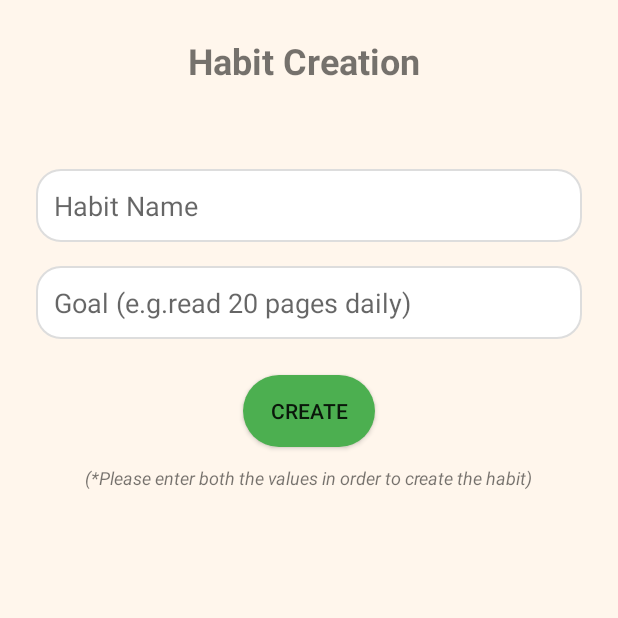
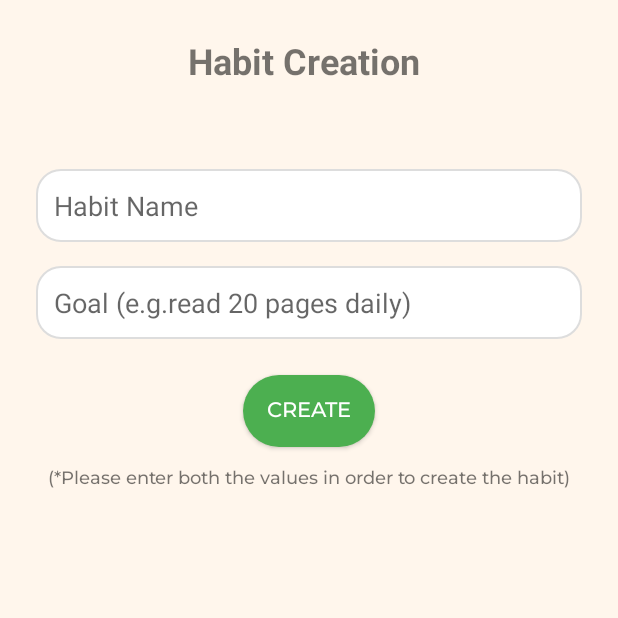
Before and after one commit to pranavpratheekmalleboyina/android-streakly, an Android app: the AddHabitActivity screen opened directly, with no data from a screen before it, on a phone screen of 412 x 824 dp, the top half of it. Run offline under Robolectric (Android 15) with nearby library versions, the phone set to English and light mode, and no system bars; our stand-ins replace Firebase (no records; nobody signed in at launch, a user with empty details on screens opened directly).

Commit message:
enabled design polish and saved profile pic to firebase storage

```diff
--- a/app/src/main/res/layout/activity_add_habit.xml
+++ b/app/src/main/res/layout/activity_add_habit.xml
@@ -43,7 +43,10 @@
         android:layout_width="wrap_content"
         android:layout_height="wrap_content"
         android:layout_marginTop="24dp"
-        android:background="@drawable/rounded_button_green"/>
+        android:background="@drawable/rounded_button_green"
+        android:textColor="#FFFFFF"
+        android:fontFamily="@font/montserrat_medium"
+        />
 
     <!-- Informational text guiding the user to fill both fields -->
     <TextView
@@ -53,5 +56,5 @@
         android:layout_marginTop="12dp"
         android:text="(*Please enter both the values in order to create the habit)"
         android:textSize="12sp"
-        android:textStyle="italic" />
+        android:fontFamily="@font/montserrat_medium" />
 </LinearLayout>
--- a/app/src/main/res/layout/activity_login.xml
+++ b/app/src/main/res/layout/activity_login.xml
@@ -59,6 +59,7 @@
         android:layout_marginTop="24dp"
         android:background="@drawable/rounded_button_teal"
         android:text="Sign In"
+        android:fontFamily="@font/montserrat_medium"
         android:textColor="#FFFFFF" />
 
     <!-- Link to Registration Page -->
--- a/app/src/main/res/layout/activity_register.xml
+++ b/app/src/main/res/layout/activity_register.xml
@@ -73,6 +73,8 @@
         android:layout_width="match_parent"
         android:layout_height="wrap_content"
         android:layout_marginTop="24dp"
+        android:fontFamily="@font/montserrat_medium"
+        android:textColor="#FFFFFF"
          />
     <TextView
         android:id="@+id/loginLink"
--- a/app/src/main/res/layout/activity_welcome.xml
+++ b/app/src/main/res/layout/activity_welcome.xml
@@ -33,6 +33,9 @@
         android:layout_height="wrap_content"
         android:layout_marginTop="14dp"
         android:background="@drawable/rounded_button_teal"
+        android:textColor="#FFFFFF"
+        android:elevation="4dp"
+        android:fontFamily="@font/montserrat_medium"
          />
 
     <Button
@@ -42,5 +45,8 @@
         android:layout_height="wrap_content"
         android:layout_marginTop="14dp"
         android:background="@drawable/rounded_button_orange"
+        android:textColor="#FFFFFF"
+        android:elevation="4dp"
+        android:fontFamily="@font/montserrat_medium"
          />
 </LinearLayout>
```
Also changed, not shown: app/src/main/assets/requirements.txt (+13 -0 lines), app/src/main/java/com/pranav/streakly/activities/AddHabitActivity.java (+7 -2 lines), app/src/main/java/com/pranav/streakly/activities/ProfileActivity.java (+6 -3 lines), app/src/main/res/layout/activity_profile.xml (+6 -4 lines), app/src/main/res/font/montserrat_medium.ttf (added).
